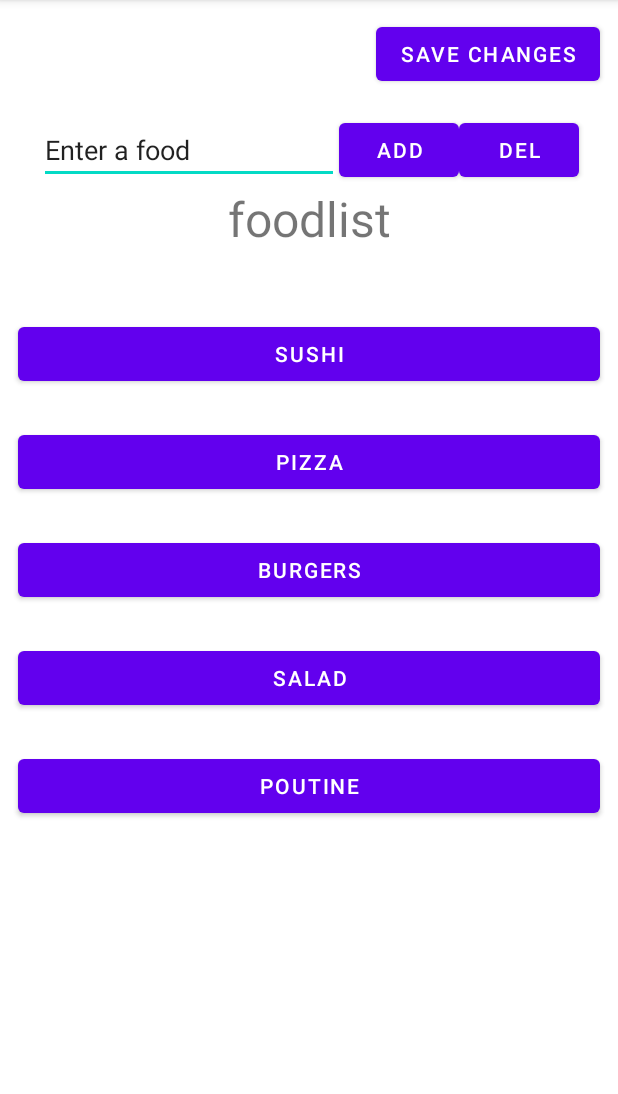
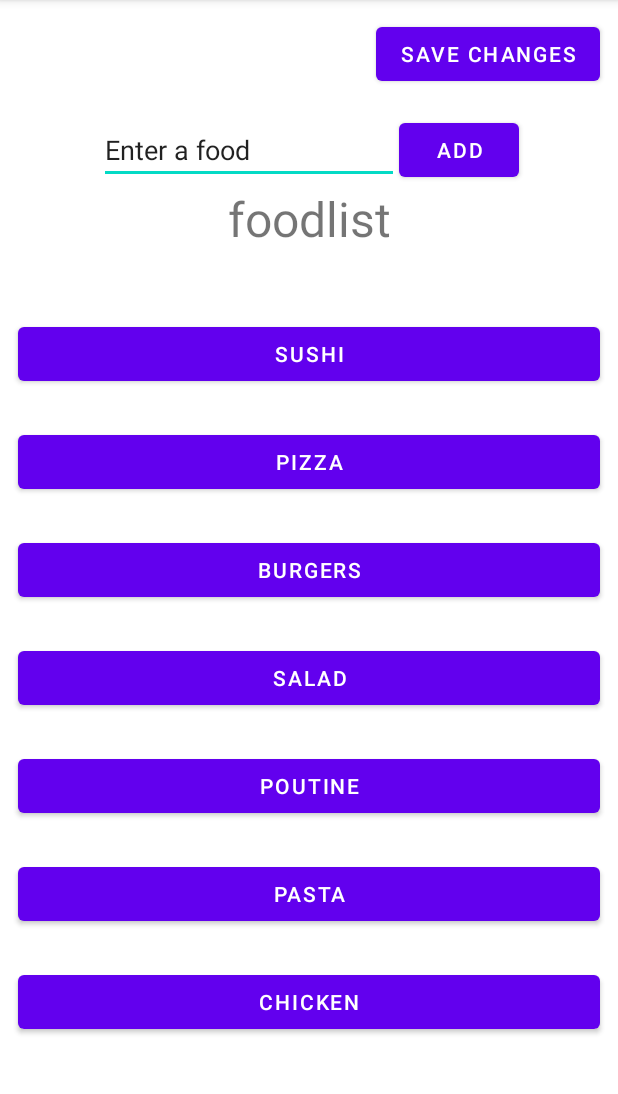
Before and after one commit to amina0914/Food_Time_Android_App, an Android app: the screen it shows after launch (FoodList), after a tap on "CHANGE LIST", on a phone screen of 412 x 824 dp, the part 84-1178 px from its top. Run offline under Robolectric (Android 15) with nearby library versions, the phone set to English and light mode, and no system bars; 3 other taps on this screen came first.

Commit message:
added 2 new foods to string and to drawable

```diff
--- a/app/src/main/res/layout/activity_food_list.xml
+++ b/app/src/main/res/layout/activity_food_list.xml
@@ -35,11 +35,11 @@
             android:layout_width="80dp"
             android:layout_height="wrap_content"
             android:text="@string/add" />
-        <Button
-            android:id="@+id/remove_button"
-            android:layout_width="80dp"
-            android:layout_height="wrap_content"
-            android:text="@string/remove" />
+<!--        <Button-->
+<!--            android:id="@+id/remove_button"-->
+<!--            android:layout_width="80dp"-->
+<!--            android:layout_height="wrap_content"-->
+<!--            android:text="@string/remove" />-->
     </LinearLayout>
 
     <TextView
--- a/app/src/main/res/values/strings.xml
+++ b/app/src/main/res/values/strings.xml
@@ -10,5 +10,7 @@
         <item>Burgers</item>
         <item>Salad</item>
         <item>Poutine</item>
+        <item>Pasta</item>
+        <item>Chicken</item>
     </string-array>
 </resources>
```
Also changed, not shown: app/src/main/res/drawable/chicken.png (added), 1 other file.
